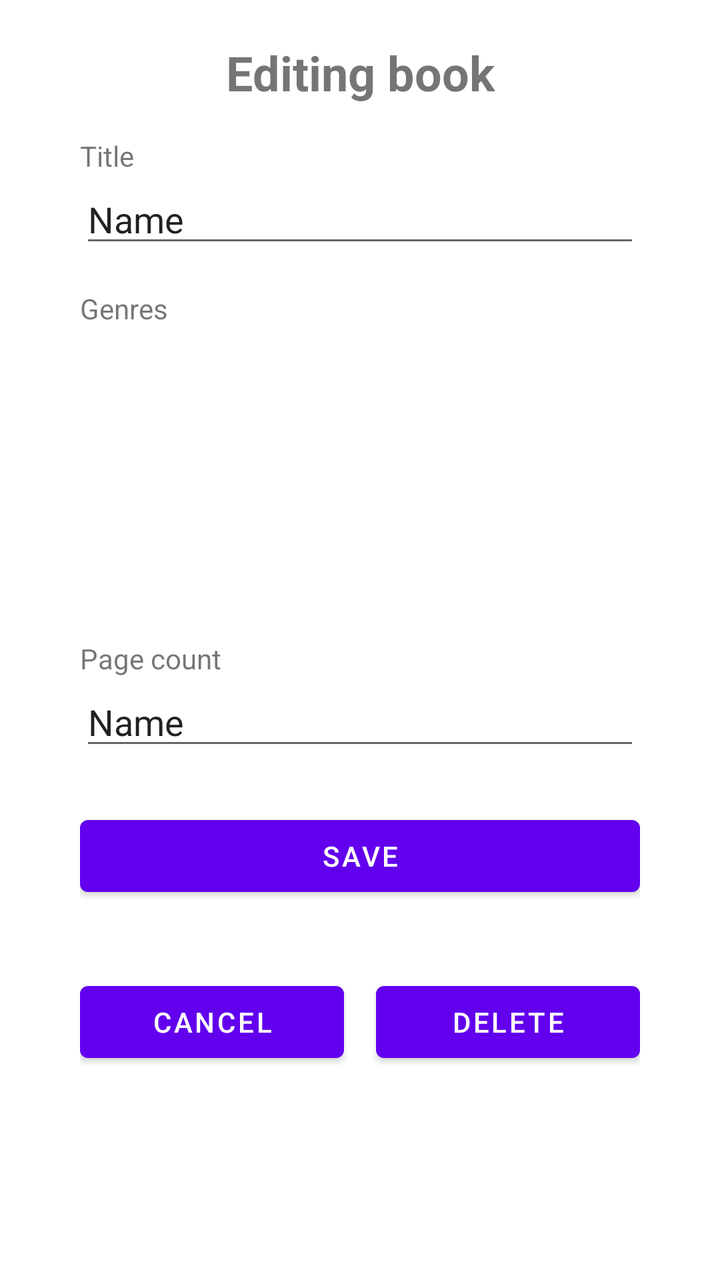
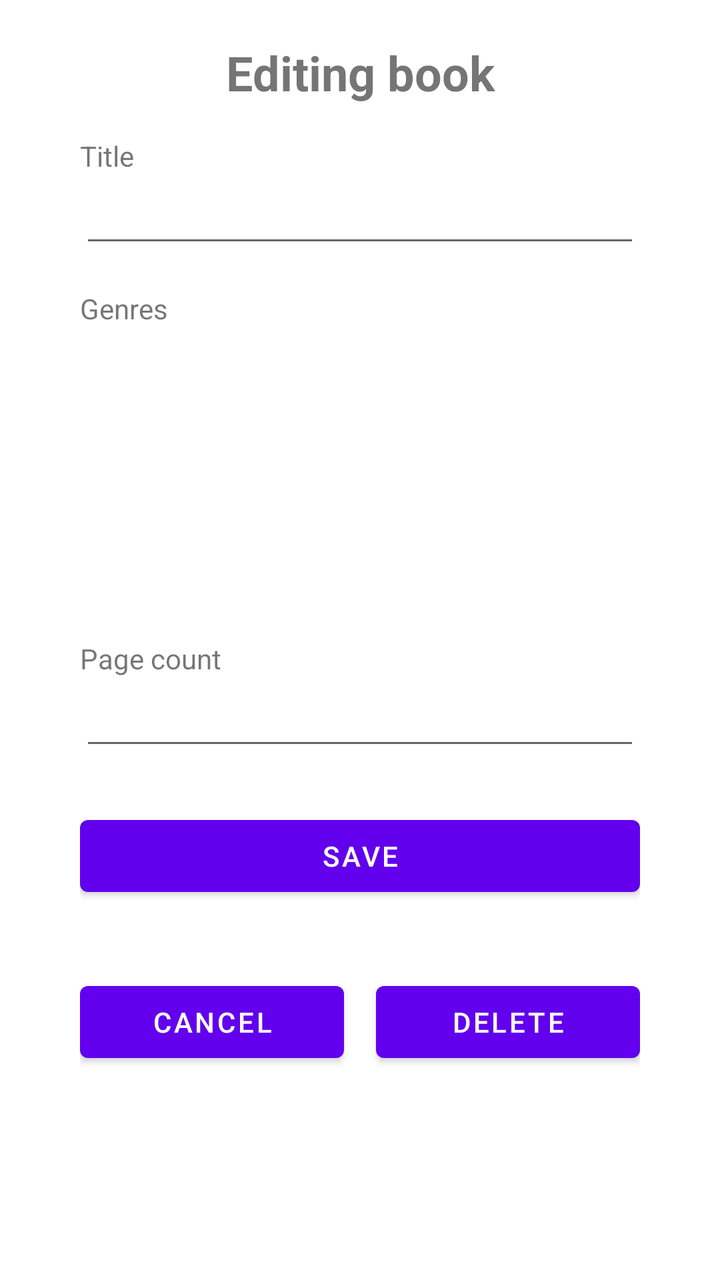

Compare the two renders of this Android layout. The source of the first and the diff that turns it into the second are given below.
<!-- AndroidManifest.xml: application theme Theme.KirjaSovellus -->
<!-- res/layout/fragment_edit_book.xml -->
<?xml version="1.0" encoding="utf-8"?>
<ScrollView xmlns:android="http://schemas.android.com/apk/res/android"
    xmlns:app="http://schemas.android.com/apk/res-auto"
    xmlns:tools="http://schemas.android.com/tools"
    android:layout_width="match_parent"
    android:layout_height="match_parent"
    tools:context=".tabBooks.EditBookFragment">


    <androidx.constraintlayout.widget.ConstraintLayout
        android:layout_width="match_parent"
        android:layout_height="match_parent"
        android:paddingHorizontal="40dp"
        android:paddingVertical="20dp">

        <TextView
            android:id="@+id/textView13"
            android:layout_width="wrap_content"
            android:layout_height="wrap_content"
            android:text="Editing book"
            android:textAlignment="center"
            android:textSize="24sp"
            android:textStyle="bold"
            app:layout_constraintEnd_toEndOf="parent"
            app:layout_constraintStart_toStartOf="parent"
            app:layout_constraintTop_toTopOf="parent" />

        <TextView
            android:id="@+id/textView14"
            android:layout_width="wrap_content"
            android:layout_height="wrap_content"
            android:layout_marginTop="16dp"
            android:text="Title"
            app:layout_constraintStart_toStartOf="parent"
            app:layout_constraintTop_toBottomOf="@+id/textView13" />

        <EditText
            android:id="@+id/etEditBookTitle"
            android:layout_width="0dp"
            android:layout_height="wrap_content"
            android:ems="10"
            android:inputType="textPersonName"
            android:text="Name"
            app:layout_constraintEnd_toEndOf="parent"
            app:layout_constraintStart_toStartOf="@+id/textView14"
            app:layout_constraintTop_toBottomOf="@+id/textView14" />

        <TextView
            android:id="@+id/textView15"
            android:layout_width="wrap_content"
            android:layout_height="wrap_content"
            android:layout_marginTop="16dp"
            android:text="Page count"
            app:layout_constraintStart_toStartOf="@+id/etEditBookTitle"
            app:layout_constraintTop_toBottomOf="@+id/rvEditBookGenres" />

        <EditText
            android:id="@+id/etEditBookPageCount"
            android:layout_width="0dp"
            android:layout_height="wrap_content"
            android:ems="10"
            android:inputType="number"
            android:text="Name"
            app:layout_constraintEnd_toEndOf="parent"
            app:layout_constraintStart_toStartOf="@+id/textView15"
            app:layout_constraintTop_toBottomOf="@+id/textView15" />

        <androidx.recyclerview.widget.RecyclerView
            android:id="@+id/rvEditBookGenres"
            android:layout_width="0dp"
            android:layout_height="140dp"
            app:layout_constraintEnd_toEndOf="parent"
            app:layout_constraintStart_toStartOf="@+id/textView16"
            app:layout_constraintTop_toBottomOf="@+id/textView16" />

        <TextView
            android:id="@+id/textView16"
            android:layout_width="wrap_content"
            android:layout_height="wrap_content"
            android:layout_marginTop="16dp"
            android:text="Genres"
            app:layout_constraintStart_toStartOf="@+id/etEditBookTitle"
            app:layout_constraintTop_toBottomOf="@+id/etEditBookTitle" />

        <Button
            android:id="@+id/btnSaveBookEdits"
            android:layout_width="0dp"
            android:layout_height="wrap_content"
            android:layout_marginTop="24dp"
            android:text="Save"
            app:layout_constraintEnd_toEndOf="parent"
            app:layout_constraintStart_toStartOf="parent"
            app:layout_constraintTop_toBottomOf="@+id/etEditBookPageCount" />

        <Button
            android:id="@+id/btnDeleteBook"
            android:layout_width="0dp"
            android:layout_height="wrap_content"
            android:layout_marginStart="16dp"
            android:text="Delete"
            app:layout_constraintBottom_toBottomOf="@+id/btnEditBookCancel"
            app:layout_constraintEnd_toEndOf="parent"
            app:layout_constraintHorizontal_bias="0.5"
            app:layout_constraintStart_toEndOf="@+id/btnEditBookCancel"
            app:layout_constraintTop_toTopOf="@+id/btnEditBookCancel" />

        <Button
            android:id="@+id/btnEditBookCancel"
            android:layout_width="0dp"
            android:layout_height="wrap_content"
            android:layout_marginTop="8dp"
            android:text="Cancel"
            app:layout_constraintBottom_toBottomOf="parent"
            app:layout_constraintEnd_toStartOf="@+id/btnDeleteBook"
            app:layout_constraintHorizontal_bias="0.5"
            app:layout_constraintStart_toStartOf="parent"
            app:layout_constraintTop_toBottomOf="@+id/tvEditError" />

        <TextView
            android:id="@+id/tvEditError"
            android:layout_width="wrap_content"
            android:layout_height="wrap_content"
            android:layout_marginTop="8dp"
            android:textColor="#FF0000"
            app:layout_constraintEnd_toEndOf="parent"
            app:layout_constraintStart_toStartOf="parent"
            app:layout_constraintTop_toBottomOf="@+id/btnSaveBookEdits" />
    </androidx.constraintlayout.widget.ConstraintLayout>
</ScrollView>
<!-- resources referenced by this layout -->
<resources>
  <style name="Theme.KirjaSovellus" parent="Theme.MaterialComponents.DayNight.DarkActionBar">
          
          <item name="colorPrimary">@color/purple_500</item>
          <item name="colorPrimaryVariant">@color/purple_700</item>
          <item name="colorOnPrimary">@color/white</item>
          
          <item name="colorSecondary">@color/teal_200</item>
          <item name="colorSecondaryVariant">@color/teal_700</item>
          <item name="colorOnSecondary">@color/black</item>
          
          <item name="android:statusBarColor" tools:targetApi="l">?attr/colorPrimaryVariant</item>
          
          <item name="windowNoTitle">true</item>
          <item name="windowActionBar">false</item>
      </style>
  <color name="purple_500">#FF6200EE</color>
  <color name="purple_700">#FF3700B3</color>
  <color name="white">#FFFFFFFF</color>
  <color name="teal_200">#FF03DAC5</color>
  <color name="teal_700">#FF018786</color>
  <color name="black">#FF000000</color>
</resources>

<!-- the commit's change to res/layout/fragment_edit_book.xml (unified diff, before → after) -->
@@ -17,7 +17,7 @@
             android:id="@+id/textView13"
             android:layout_width="wrap_content"
             android:layout_height="wrap_content"
-            android:text="Editing book"
+            android:text="@string/edit_book_header"
             android:textAlignment="center"
             android:textSize="24sp"
             android:textStyle="bold"
@@ -30,7 +30,7 @@
             android:layout_width="wrap_content"
             android:layout_height="wrap_content"
             android:layout_marginTop="16dp"
-            android:text="Title"
+            android:text="@string/editing_book_title"
             app:layout_constraintStart_toStartOf="parent"
             app:layout_constraintTop_toBottomOf="@+id/textView13" />
 
@@ -40,7 +40,6 @@
             android:layout_height="wrap_content"
             android:ems="10"
             android:inputType="textPersonName"
-            android:text="Name"
             app:layout_constraintEnd_toEndOf="parent"
             app:layout_constraintStart_toStartOf="@+id/textView14"
             app:layout_constraintTop_toBottomOf="@+id/textView14" />
@@ -50,7 +49,7 @@
             android:layout_width="wrap_content"
             android:layout_height="wrap_content"
             android:layout_marginTop="16dp"
-            android:text="Page count"
+            android:text="@string/edit_book_page_count"
             app:layout_constraintStart_toStartOf="@+id/etEditBookTitle"
             app:layout_constraintTop_toBottomOf="@+id/rvEditBookGenres" />
 
@@ -60,7 +59,6 @@
             android:layout_height="wrap_content"
             android:ems="10"
             android:inputType="number"
-            android:text="Name"
             app:layout_constraintEnd_toEndOf="parent"
             app:layout_constraintStart_toStartOf="@+id/textView15"
             app:layout_constraintTop_toBottomOf="@+id/textView15" />
@@ -78,7 +76,7 @@
             android:layout_width="wrap_content"
             android:layout_height="wrap_content"
             android:layout_marginTop="16dp"
-            android:text="Genres"
+            android:text="@string/edit_book_genres"
             app:layout_constraintStart_toStartOf="@+id/etEditBookTitle"
             app:layout_constraintTop_toBottomOf="@+id/etEditBookTitle" />
 
@@ -87,7 +85,7 @@
             android:layout_width="0dp"
             android:layout_height="wrap_content"
             android:layout_marginTop="24dp"
-            android:text="Save"
+            android:text="@string/save"
             app:layout_constraintEnd_toEndOf="parent"
             app:layout_constraintStart_toStartOf="parent"
             app:layout_constraintTop_toBottomOf="@+id/etEditBookPageCount" />
@@ -97,7 +95,7 @@
             android:layout_width="0dp"
             android:layout_height="wrap_content"
             android:layout_marginStart="16dp"
-            android:text="Delete"
+            android:text="@string/delete"
             app:layout_constraintBottom_toBottomOf="@+id/btnEditBookCancel"
             app:layout_constraintEnd_toEndOf="parent"
             app:layout_constraintHorizontal_bias="0.5"
@@ -109,7 +107,7 @@
             android:layout_width="0dp"
             android:layout_height="wrap_content"
             android:layout_marginTop="8dp"
-            android:text="Cancel"
+            android:text="@string/cancel"
             app:layout_constraintBottom_toBottomOf="parent"
             app:layout_constraintEnd_toStartOf="@+id/btnDeleteBook"
             app:layout_constraintHorizontal_bias="0.5"
<!-- resource entries referenced after the edit -->
@@ -1,5 +1,16 @@
 <!-- resources referenced by this layout -->
 <resources>
+  <string name="cancel">Cancel</string>
+  
+      //Data
+  <string name="delete">Delete</string>
+  <string name="edit_book_genres">Genres</string>
+  
+      //Add book
+  <string name="edit_book_header">Editing book</string>
+  <string name="edit_book_page_count">Page count</string>
+  <string name="editing_book_title">Title</string>
+  <string name="save">Save</string>
   <style name="Theme.KirjaSovellus" parent="Theme.MaterialComponents.DayNight.DarkActionBar">
           
           <item name="colorPrimary">@color/purple_500</item>
